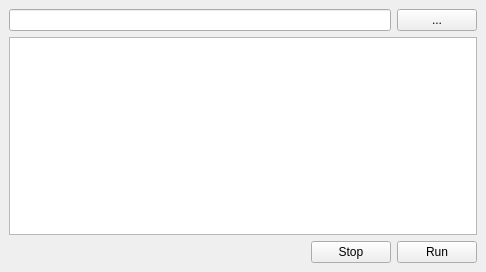
drmatthews/slidecrop_pyqt, file slidecrop/resources/batch.ui: the form before one commit.
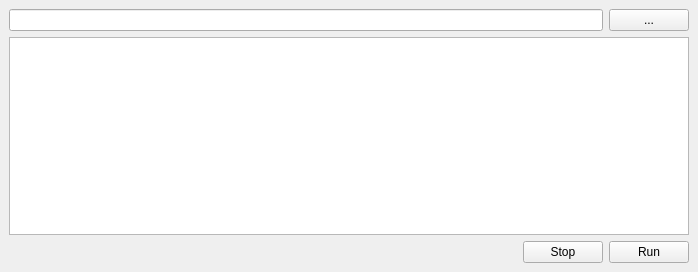
The form after the commit. Icons and pictures are not drawn.

Diff of the .ui file:
```diff
--- a/slidecrop/resources/batch.ui
+++ b/slidecrop/resources/batch.ui
@@ -6,7 +6,7 @@
    <rect>
     <x>0</x>
     <y>0</y>
-    <width>486</width>
+    <width>698</width>
     <height>272</height>
    </rect>
   </property>
```
